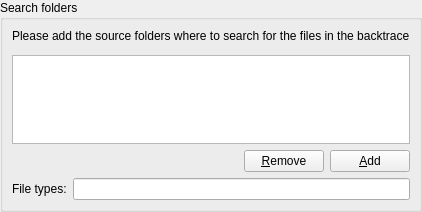
First picture: the form in kate/plugins/backtracebrowser/btconfigwidget.ui, repository KDE/kate, before the edit.
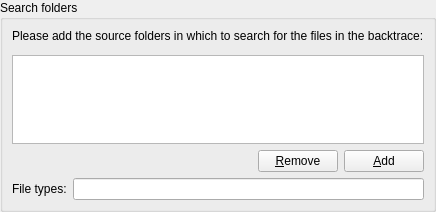
Second picture: the form after the edit. Custom widgets are drawn as their Qt base class.

Commit message: Minor proof-reading.

```diff
--- a/kate/plugins/backtracebrowser/btconfigwidget.ui
+++ b/kate/plugins/backtracebrowser/btconfigwidget.ui
@@ -25,7 +25,7 @@
       <item>
        <widget class="QLabel" name="label" >
         <property name="text" >
-         <string>Please add the source folders where to search for the files in the backtrace</string>
+         <string>Please add the source folders in which to search for the files in the backtrace:</string>
         </property>
         <property name="textFormat" >
          <enum>Qt::PlainText</enum>
```
